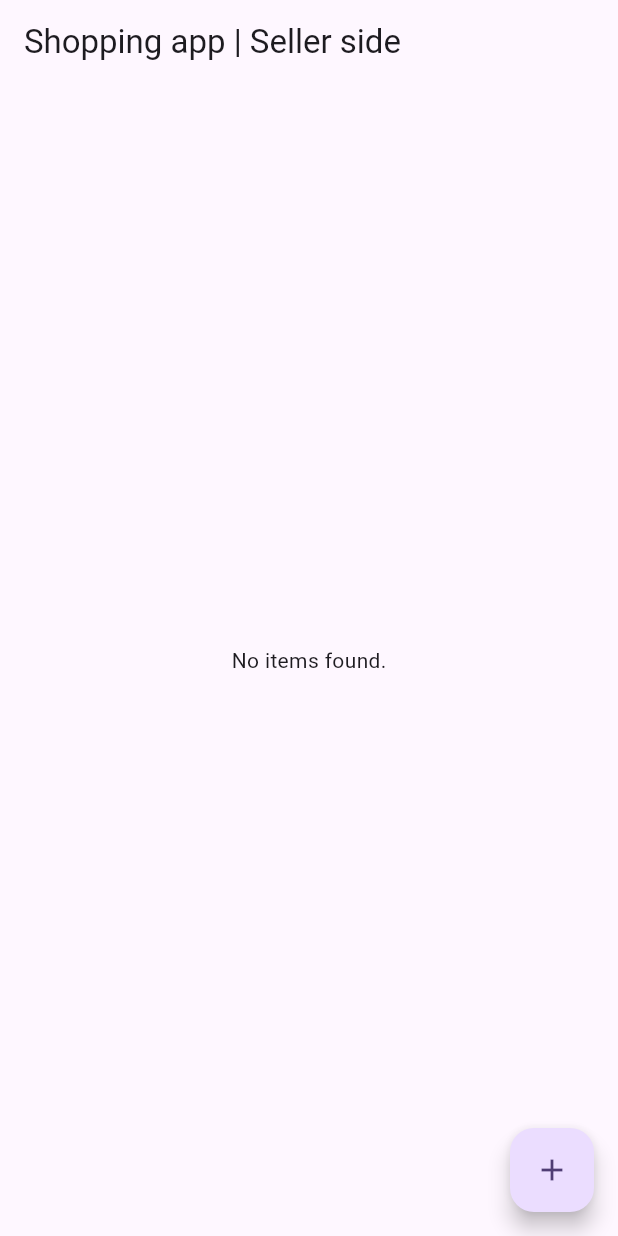
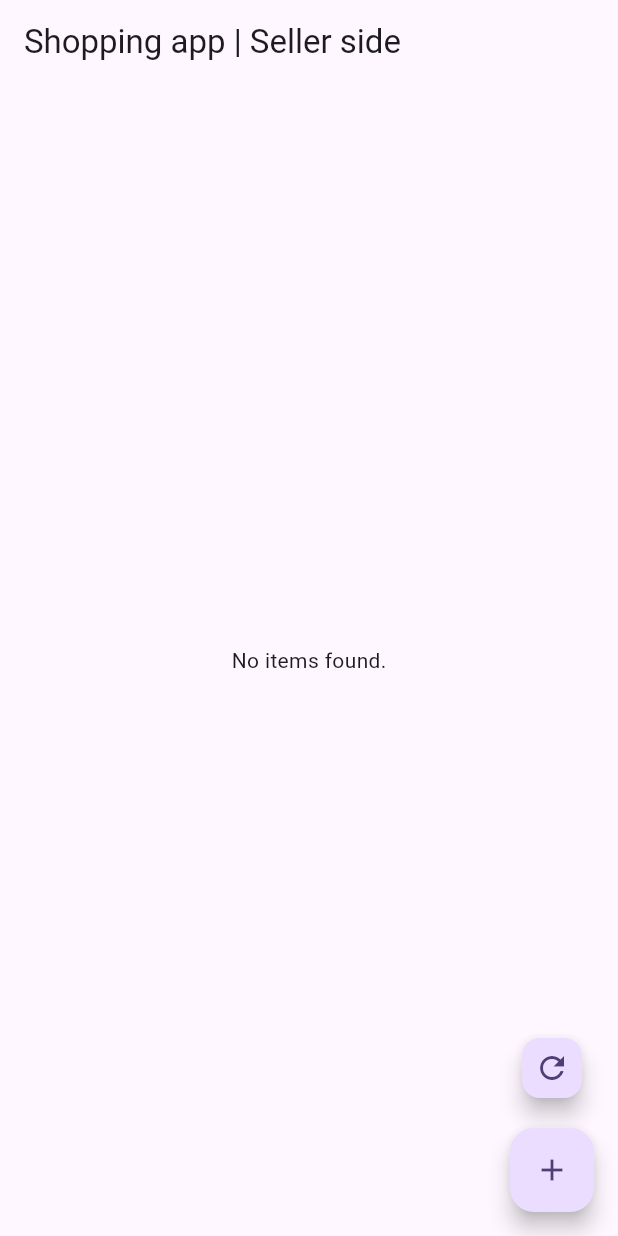
Before and after one commit to Bruh124567/firebasedbtest, a Flutter app: the screen it shows after launch, on a phone screen of 412 x 824 dp. Run offline on Flutter 3.47's test engine with Material 3 defaults, Android fonts, the phone set to English and light mode, and no system bars; our stand-ins replace cloud_firestore, firebase_core; accounts and stored records are empty.

Commit message:
Added refresh button

```diff
--- a/lib/main.dart
+++ b/lib/main.dart
@@ -74,6 +74,12 @@ class _MyHomePageState extends State<MyHomePage> {
       return 0.0;
     }
     return quantity * price;
+  }
+
+  void reload(){
+    setState(() {
+      allitems = dbman.getAllItems();
+    });
   }
 
   void AddItemsWithRizz(context) {
@@ -214,12 +220,27 @@ class _MyHomePageState extends State<MyHomePage> {
           }
         },
       ),
-      floatingActionButton: FloatingActionButton(
-        onPressed: (() {
-          AddItemsWithRizz(context);
-        }),
-        tooltip: 'Add Item',
-        child: const Icon(Icons.add),),
+      floatingActionButton: Column(
+        mainAxisSize: MainAxisSize.min,
+        children: [
+          FloatingActionButton(
+            mini: true,
+            onPressed: () {
+              reload();
+            },
+            tooltip: 'Refresh',
+            child: const Icon(Icons.refresh),
+          ),
+          const SizedBox(height: 16), // Space between buttons
+          FloatingActionButton(
+            onPressed: (() {
+              AddItemsWithRizz(context);
+            }),
+            tooltip: 'Add Item',
+            child: const Icon(Icons.add),
+          ),
+        ],
+      ),
     );
   }
 }
```
